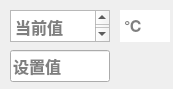
Qt form cpp/8H82600/dialog_setvalue.ui (huayunfly/goiot) before a commit.
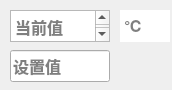
The same form after that commit.

```diff
--- a/cpp/8H82600/dialog_setvalue.ui
+++ b/cpp/8H82600/dialog_setvalue.ui
@@ -9,8 +9,8 @@
    <rect>
     <x>0</x>
     <y>0</y>
-    <width>173</width>
-    <height>89</height>
+    <width>172</width>
+    <height>90</height>
    </rect>
   </property>
   <property name="sizePolicy">
```
